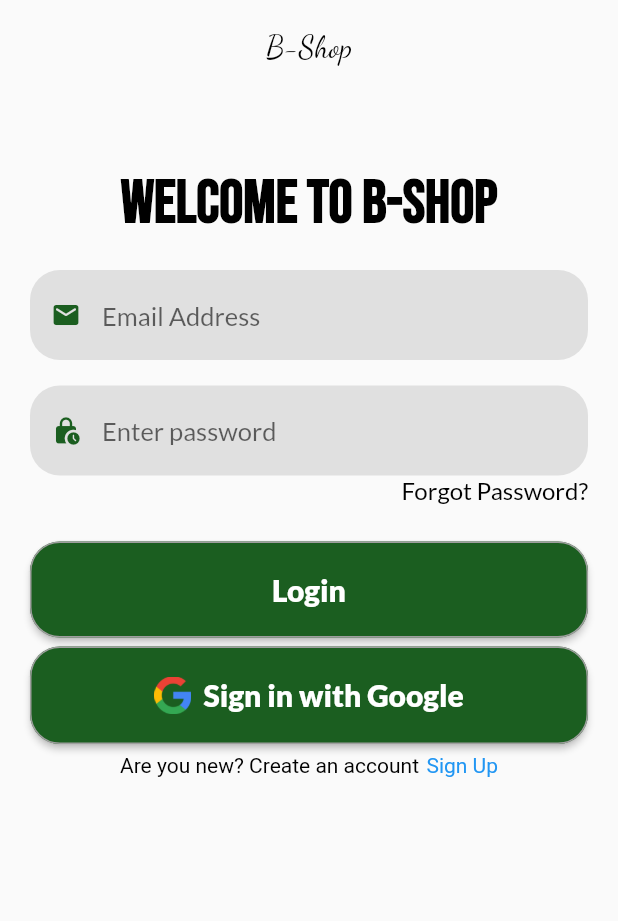
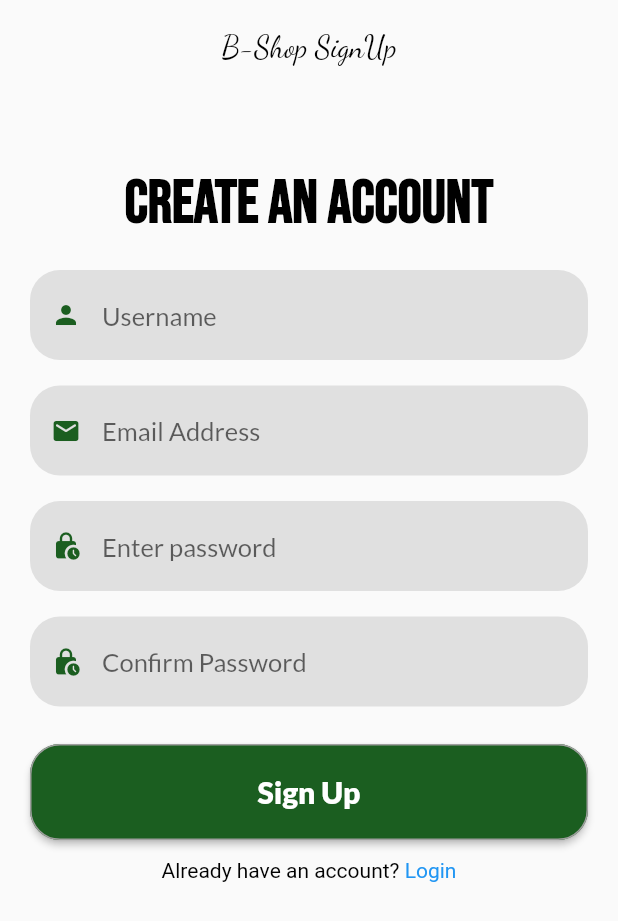
Before and after one commit to sunsilthapa/butcher_ecom, a Flutter app: the screen it shows after launch, after a tap on "Next", after a tap on "Skip", after a tap on "Sign Up", on a phone screen of 412 x 824 dp. Shown: the top 921 px of the screen. Run offline on Flutter 3.47's test engine with Material 2 defaults, Android fonts, the phone set to English and light mode, and no system bars; our stand-ins replace google_fonts.

Commit message:
signup feature

```diff
--- a/lib/app/routes/app_routes.dart
+++ b/lib/app/routes/app_routes.dart
@@ -1,4 +1,6 @@
 
+
+import 'package:meat_shop/views/signup_page_view.dart';
 
 import '../../views/login_page_view.dart';
 import '../../views/splashscreen_view.dart';
@@ -14,7 +16,8 @@
   static getApplicationRoute(){
     return{
       splashPageRoute: (context)=> const SplashScreens(),
-      loginRoute: (context) => const LoginPageView()
+      loginRoute: (context) => const LoginPageView(),
+      signUpRoute: (context) => const SignUpPageView(),
     };
   }
 }
--- a/lib/views/login_page_view.dart
+++ b/lib/views/login_page_view.dart
@@ -1,5 +1,6 @@
 import 'package:flutter/material.dart';
 
+import '../app/routes/app_routes.dart';
 import '../utils/app_fonts.dart';
 import '../utils/custom_widgets.dart';
 
@@ -113,8 +114,9 @@
         const SizedBox(width: 5),
         InkWell(
           onTap: () {
-            // Navigator.of(context).pushNamed("/register");
+            Navigator.pushNamed(context, AppRoute.signUpRoute);
           },
+          borderRadius: BorderRadius.circular(30),
           child: const Text(
             "Sign Up",
             style: TextStyle(color: Colors.blue),
--- /dev/null
+++ b/lib/views/signup_page_view.dart
@@ -0,0 +1,154 @@
+import 'package:flutter/material.dart';
+
+import '../utils/app_fonts.dart';
+import '../utils/custom_widgets.dart';
+
+class SignUpPageView extends StatefulWidget {
+  const SignUpPageView({Key? key}) : super(key: key);
+
+  @override
+  State<SignUpPageView> createState() => _SignUpPageViewState();
+}
+
+class _SignUpPageViewState extends State<SignUpPageView> {
+  TextEditingController usernameController = TextEditingController();
+  TextEditingController emailController = TextEditingController();
+  TextEditingController passwordController = TextEditingController();
+  TextEditingController confirmPasswordController = TextEditingController();
+  bool isVisible = true;
+
+  final _formKey = GlobalKey<FormState>();
+
+  @override
+  Widget build(BuildContext context) {
+    return SafeArea(
+      child: Scaffold(
+        body: SingleChildScrollView(
+          child: Center(
+            child: Padding(
+              padding: const EdgeInsets.all(20),
+              child: Form(
+                key: _formKey,
+                child: Column(
+                  mainAxisAlignment: MainAxisAlignment.center,
+                  crossAxisAlignment: CrossAxisAlignment.center,
+                  children: [
+                    Text(
+                      "B-Shop SignUp",
+                      style: AppFonts.decorative(),
+                    ),
+                    const SizedBox(height: 68),
+                    Text(
+                      "Create an Account",
+                      style: AppFonts.headingText(fontSize: 40),
+                    ),
+                    const SizedBox(height: 20),
+                    CustomTextField(
+                      controller: usernameController,
+                      hintText: "Username",
+                      prefixIcon: Icons.person,
+                      keyboardType: TextInputType.text,
+                      validator: ValidateSignUp.usernameValidate,
+                    ),
+                    const SizedBox(height: 17),
+                    CustomTextField(
+                      controller: emailController,
+                      hintText: "Email Address",
+                      prefixIcon: Icons.email_rounded,
+                      keyboardType: TextInputType.emailAddress,
+                      validator: ValidateSignUp.emailValidate,
+                    ),
+                    const SizedBox(height: 17),
+                    CustomTextField(
+                      controller: passwordController,
+                      hintText: "Enter password",
+                      prefixIcon: Icons.lock_clock_rounded,
+                      keyboardType: TextInputType.text,
+                      validator: ValidateSignUp.password,
+                      isPassword: true,
+                    ),
+                    const SizedBox(height: 17),
+                    CustomTextField(
+                      controller: confirmPasswordController,
+                      hintText: "Confirm Password",
+                      prefixIcon: Icons.lock_clock_rounded,
+                      keyboardType: TextInputType.text,
+                      validator:(value) => ValidateSignUp.confirmPasswordValidator(
+                        passwordController.text,
+                        value,
+                      ),
+                      isPassword: true,
+                    ),
+                    const SizedBox(height: 25),
+                    CustomButton(
+                      text: "Sign Up",
+                      onPressed: () {},
+                      width: MediaQuery.of(context).size.width,
+                    ),
+                    const SizedBox(height: 12),
+                    _buildLoginLink(context),
+                  ],
+                ),
+              ),
+            ),
+          ),
+        ),
+      ),
+    );
+  }
+
+  Widget _buildLoginLink(BuildContext context) {
+    return Row(
+      mainAxisAlignment: MainAxisAlignment.center,
+      children: [
+        const Text(
+          "Already have an account? ",
+          style: TextStyle(color: Colors.black),
+        ),
+        InkWell(
+          onTap: () {
+            Navigator.of(context).pop();
+          },
+          child: const Text(
+            "Login",
+            style: TextStyle(color: Colors.blue),
+          ),
+        ),
+      ],
+    );
+  }
+}
+
+class ValidateSignUp {
+  static String? usernameValidate(String? value) {
+    if (value == null || value.isEmpty) {
+      return "Username is required";
+    }
+    return null;
+  }
+
+  static String? emailValidate(String? value) {
+    if (value == null || value.isEmpty) {
+      return "Email is required";
+    }
+    return null;
+  }
+
+  static String? password(String? value) {
+    if (value == null || value.isEmpty) {
+      return "Password is required";
+    }
+    return null;
+  }
+
+static String? confirmPasswordValidator(String? password, String? confirmPassword) {
+  if (confirmPassword == null || confirmPassword.isEmpty) {
+    return "Please confirm your password";
+  }
+  if (password != confirmPassword) {
+    return "Passwords do not match";
+  }
+  return null;
+}
+
+}
```
